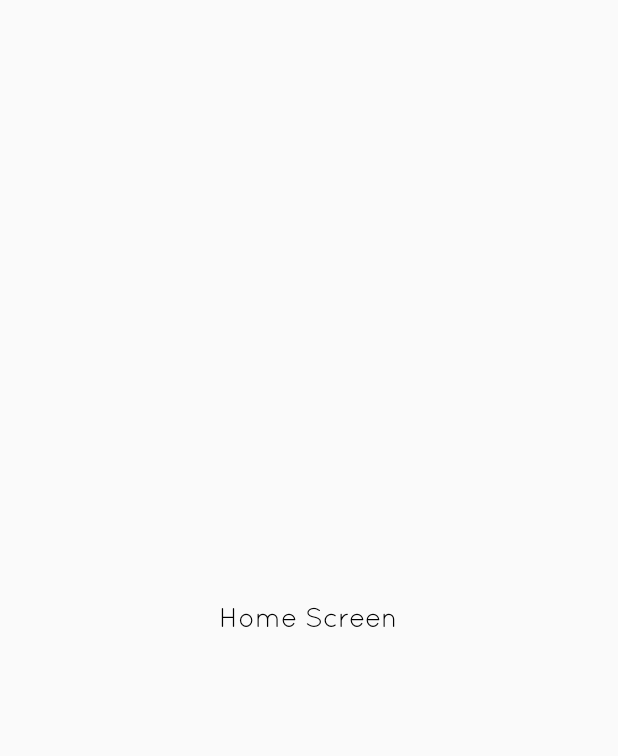
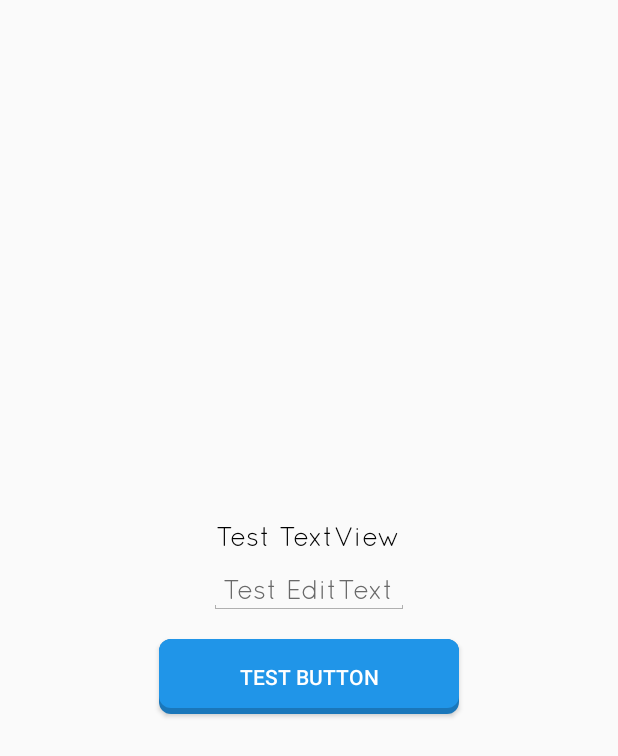
Before and after one commit to GaneshB-Extentia/EventApp, an Android app: the screen it shows after launch (EventActivity), on a phone screen of 412 x 824 dp. Before the commit the part shown is almost empty. Shown: the top 756 px of the screen. Run offline under Robolectric (Android 15) with nearby library versions, the phone set to English and light mode, and no system bars.

Commit message:
Custom Button Added

```diff
--- /dev/null
+++ b/EventApp/app/src/main/java/com/punehackers/eventapp/Widgets/CustomButton.java
@@ -0,0 +1,281 @@
+package com.punehackers.eventapp.Widgets;
+
+import android.content.Context;
+import android.content.res.Resources;
+import android.content.res.TypedArray;
+import android.graphics.Color;
+import android.graphics.Rect;
+import android.graphics.drawable.Drawable;
+import android.graphics.drawable.LayerDrawable;
+import android.graphics.drawable.ShapeDrawable;
+import android.graphics.drawable.shapes.RoundRectShape;
+import android.os.Build;
+import android.util.AttributeSet;
+import android.view.MotionEvent;
+import android.view.View;
+import android.widget.Button;
+
+import com.punehackers.eventapp.R;
+
+public class CustomButton extends Button implements View.OnTouchListener {
+
+    //Custom values
+    private boolean isShadowEnabled = true;
+    private int mButtonColor;
+    private int mShadowColor;
+    private int mShadowHeight;
+    private int mCornerRadius;
+    //Native values
+    private int mPaddingLeft;
+    private int mPaddingRight;
+    private int mPaddingTop;
+    private int mPaddingBottom;
+    //Background drawable
+    private Drawable pressedDrawable;
+    private Drawable unpressedDrawable;
+
+    boolean isShadowColorDefined = false;
+
+    public CustomButton(Context context) {
+        super(context);
+        init();
+        this.setOnTouchListener(this);
+    }
+
+    public CustomButton(Context context, AttributeSet attrs) {
+        super(context, attrs);
+        init();
+        parseAttrs(context, attrs);
+        this.setOnTouchListener(this);
+    }
+
+    public CustomButton(Context context, AttributeSet attrs, int defStyle) {
+        super(context, attrs, defStyle);
+        init();
+        parseAttrs(context, attrs);
+        this.setOnTouchListener(this);
+    }
+
+    @Override
+    protected void onFinishInflate() {
+        super.onFinishInflate();
+        //Update background color
+        refresh();
+    }
+
+    @Override
+    public boolean onTouch(View view, MotionEvent motionEvent) {
+        switch (motionEvent.getAction()) {
+            case MotionEvent.ACTION_DOWN:
+                updateBackground(pressedDrawable);
+                this.setPadding(mPaddingLeft, mPaddingTop + mShadowHeight, mPaddingRight, mPaddingBottom);
+                break;
+            case MotionEvent.ACTION_MOVE:
+                Rect r = new Rect();
+                view.getLocalVisibleRect(r);
+                if (!r.contains((int) motionEvent.getX(), (int) motionEvent.getY() + 3 * mShadowHeight) &&
+                        !r.contains((int) motionEvent.getX(), (int) motionEvent.getY() - 3 * mShadowHeight)) {
+                    updateBackground(unpressedDrawable);
+                    this.setPadding(mPaddingLeft, mPaddingTop + mShadowHeight, mPaddingRight, mPaddingBottom + mShadowHeight);
+                }
+                break;
+            case MotionEvent.ACTION_OUTSIDE:
+            case MotionEvent.ACTION_CANCEL:
+            case MotionEvent.ACTION_UP:
+                updateBackground(unpressedDrawable);
+                this.setPadding(mPaddingLeft, mPaddingTop + mShadowHeight, mPaddingRight, mPaddingBottom + mShadowHeight);
+                break;
+        }
+        return false;
+    }
+
+    private void init() {
+        //Init default values
+        isShadowEnabled = true;
+        Resources resources = getResources();
+        if (resources == null) return;
+        mButtonColor = resources.getColor(R.color.fbutton_default_color);
+        mShadowColor = resources.getColor(R.color.fbutton_default_shadow_color);
+        mShadowHeight = resources.getDimensionPixelSize(R.dimen.fbutton_default_shadow_height);
+        mCornerRadius = resources.getDimensionPixelSize(R.dimen.fbutton_default_conner_radius);
+    }
+
+    private void parseAttrs(Context context, AttributeSet attrs) {
+        //Load from custom attributes
+        TypedArray typedArray = context.obtainStyledAttributes(attrs, R.styleable.FButton);
+        if (typedArray == null) return;
+        for (int i = 0; i < typedArray.getIndexCount(); i++) {
+            int attr = typedArray.getIndex(i);
+            if (attr == R.styleable.FButton_shadowEnabled) {
+                isShadowEnabled = typedArray.getBoolean(attr, true); //Default is true
+            } else if (attr == R.styleable.FButton_buttonColor) {
+                mButtonColor = typedArray.getColor(attr, R.color.fbutton_default_color);
+            } else if (attr == R.styleable.FButton_shadowColor) {
+                mShadowColor = typedArray.getColor(attr, R.color.fbutton_default_shadow_color);
+                isShadowColorDefined = true;
+            } else if (attr == R.styleable.FButton_shadowHeight) {
+                mShadowHeight = typedArray.getDimensionPixelSize(attr, R.dimen.fbutton_default_shadow_height);
+            } else if (attr == R.styleable.FButton_cornerRadius) {
+                mCornerRadius = typedArray.getDimensionPixelSize(attr, R.dimen.fbutton_default_conner_radius);
+            }
+        }
+        typedArray.recycle();
+
+        //Get paddingLeft, paddingRight
+        int[] attrsArray = new int[]{
+                android.R.attr.paddingLeft,  // 0
+                android.R.attr.paddingRight, // 1
+        };
+        TypedArray ta = context.obtainStyledAttributes(attrs, attrsArray);
+        if (ta == null) return;
+        mPaddingLeft = ta.getDimensionPixelSize(0, 0);
+        mPaddingRight = ta.getDimensionPixelSize(1, 0);
+        ta.recycle();
+
+        //Get paddingTop, paddingBottom
+        int[] attrsArray2 = new int[]{
+                android.R.attr.paddingTop,   // 0
+                android.R.attr.paddingBottom,// 1
+        };
+        TypedArray ta1 = context.obtainStyledAttributes(attrs, attrsArray2);
+        if (ta1 == null) return;
+        mPaddingTop = ta1.getDimensionPixelSize(0, 0);
+        mPaddingBottom = ta1.getDimensionPixelSize(1, 0);
+        ta1.recycle();
+    }
+
+    public void refresh() {
+        int alpha = Color.alpha(mButtonColor);
+        float[] hsv = new float[3];
+        Color.colorToHSV(mButtonColor, hsv);
+        hsv[2] *= 0.8f; // value component
+        //if shadow color was not defined, generate shadow color = 80% brightness
+        if (!isShadowColorDefined) {
+            mShadowColor = Color.HSVToColor(alpha, hsv);
+        }
+        //Create pressed background and unpressed background drawables
+
+        if (this.isEnabled()) {
+            if (isShadowEnabled) {
+                pressedDrawable = createDrawable(mCornerRadius, Color.TRANSPARENT, mButtonColor);
+                unpressedDrawable = createDrawable(mCornerRadius, mButtonColor, mShadowColor);
+            } else {
+                mShadowHeight = 0;
+                pressedDrawable = createDrawable(mCornerRadius, mShadowColor, Color.TRANSPARENT);
+                unpressedDrawable = createDrawable(mCornerRadius, mButtonColor, Color.TRANSPARENT);
+            }
+        } else {
+            Color.colorToHSV(mButtonColor, hsv);
+            hsv[1] *= 0.25f; // saturation component
+            int disabledColor = mShadowColor = Color.HSVToColor(alpha, hsv);
+            // Disabled button does not have shadow
+            pressedDrawable = createDrawable(mCornerRadius, disabledColor, Color.TRANSPARENT);
+            unpressedDrawable = createDrawable(mCornerRadius, disabledColor, Color.TRANSPARENT);
+        }
+        updateBackground(unpressedDrawable);
+        //Set padding
+        this.setPadding(mPaddingLeft, mPaddingTop + mShadowHeight, mPaddingRight, mPaddingBottom + mShadowHeight);
+    }
+
+    private void updateBackground(Drawable background) {
+        if (background == null) return;
+        //Set button background
+        if (Build.VERSION.SDK_INT >= 16) {
+            this.setBackground(background);
+        } else {
+            this.setBackgroundDrawable(background);
+        }
+    }
+
+    private LayerDrawable createDrawable(int radius, int topColor, int bottomColor) {
+
+        float[] outerRadius = new float[]{radius, radius, radius, radius, radius, radius, radius, radius};
+
+        //Top
+        RoundRectShape topRoundRect = new RoundRectShape(outerRadius, null, null);
+        ShapeDrawable topShapeDrawable = new ShapeDrawable(topRoundRect);
+        topShapeDrawable.getPaint().setColor(topColor);
+        //Bottom
+        RoundRectShape roundRectShape = new RoundRectShape(outerRadius, null, null);
+        ShapeDrawable bottomShapeDrawable = new ShapeDrawable(roundRectShape);
+        bottomShapeDrawable.getPaint().setColor(bottomColor);
+        //Create array
+        Drawable[] drawArray = {bottomShapeDrawable, topShapeDrawable};
+        LayerDrawable layerDrawable = new LayerDrawable(drawArray);
+
+        //Set shadow height
+        if (isShadowEnabled && topColor != Color.TRANSPARENT) {
+            //unpressed drawable
+            layerDrawable.setLayerInset(0, 0, 0, 0, 0);  /*index, left, top, right, bottom*/
+        } else {
+            //pressed drawable
+            layerDrawable.setLayerInset(0, 0, mShadowHeight, 0, 0);  /*index, left, top, right, bottom*/
+        }
+        layerDrawable.setLayerInset(1, 0, 0, 0, mShadowHeight);  /*index, left, top, right, bottom*/
+
+        return layerDrawable;
+    }
+
+    //Setter
+    public void setShadowEnabled(boolean isShadowEnabled) {
+        this.isShadowEnabled = isShadowEnabled;
+        setShadowHeight(0);
+        refresh();
+    }
+
+    public void setButtonColor(int buttonColor) {
+        this.mButtonColor = buttonColor;
+        refresh();
+    }
+
+    public void setShadowColor(int shadowColor) {
+        this.mShadowColor = shadowColor;
+        isShadowColorDefined = true;
+        refresh();
+    }
+
+    public void setShadowHeight(int shadowHeight) {
+        this.mShadowHeight = shadowHeight;
+        refresh();
+    }
+
+    public void setCornerRadius(int cornerRadius) {
+        this.mCornerRadius = cornerRadius;
+        refresh();
+    }
+
+    public void setFButtonPadding(int left, int top, int right, int bottom) {
+        mPaddingLeft = left;
+        mPaddingRight = right;
+        mPaddingTop = top;
+        mPaddingBottom = bottom;
+        refresh();
+    }
+
+    @Override
+    public void setEnabled(boolean enabled) {
+        super.setEnabled(enabled);
+        refresh();
+    }
+
+    //Getter
+    public boolean isShadowEnabled() {
+        return isShadowEnabled;
+    }
+
+    public int getButtonColor() {
+        return mButtonColor;
+    }
+
+    public int getShadowColor() {
+        return mShadowColor;
+    }
+
+    public int getShadowHeight() {
+        return mShadowHeight;
+    }
+
+    public int getCornerRadius() {
+        return mCornerRadius;
+    }
+}
--- a/EventApp/app/src/main/res/layout/fragment_home.xml
+++ b/EventApp/app/src/main/res/layout/fragment_home.xml
@@ -1,5 +1,6 @@
 <?xml version="1.0" encoding="utf-8"?>
 <LinearLayout xmlns:android="http://schemas.android.com/apk/res/android"
+    xmlns:custom="http://schemas.android.com/apk/res-auto"
     android:layout_width="match_parent"
     android:layout_height="match_parent"
     android:gravity="center"
@@ -9,7 +10,23 @@
         style="@style/Font1_18_Black"
         android:layout_width="wrap_content"
         android:layout_height="wrap_content"
-        android:text="Home Screen" />
+        android:text="Test TextView" />
+
+    <com.punehackers.eventapp.Widgets.TypefaceTextView
+        style="@style/EditTextAppTheme"
+        android:layout_width="wrap_content"
+        android:layout_height="wrap_content"
+        android:layout_margin="10dp"
+        android:hint="Test EditText" />
+
+    <com.punehackers.eventapp.Widgets.CustomButton
+        android:layout_width="200dp"
+        android:layout_height="50dp"
+        android:layout_marginTop="7dp"
+        android:text="Test Button"
+        android:textColor="@android:color/white"
+        custom:buttonColor="@color/primary_color"
+        custom:shadowEnabled="true" />
 
 
 </LinearLayout>
--- /dev/null
+++ b/EventApp/app/src/main/res/values/color.xml
@@ -0,0 +1,14 @@
+<?xml version="1.0" encoding="utf-8"?>
+<resources>
+    <color name="white">#ffffff</color>
+    <color name="black">#000000</color>
+    <color name="ripple_color">#6991FF</color>
+    <color name="primary_color">#2095e8</color>
+    <color name="primary_dark_color">#2095e8</color>
+
+
+    <color name="fbutton_default_color">#2095e8</color>
+    <color name="fbutton_default_shadow_color">#ff2095e8</color>
+
+
+</resources>
--- a/EventApp/app/src/main/res/values/dimens.xml
+++ b/EventApp/app/src/main/res/values/dimens.xml
@@ -2,4 +2,6 @@
     <!-- Default screen margins, per the Android Design guidelines. -->
     <dimen name="activity_horizontal_margin">16dp</dimen>
     <dimen name="activity_vertical_margin">16dp</dimen>
+    <dimen name="fbutton_default_conner_radius">8dp</dimen>
+    <dimen name="fbutton_default_shadow_height">4dp</dimen>
 </resources>
```
Also changed, not shown: EventApp/app/src/main/res/values/tt_attrs.xml (+23 -1 lines).
